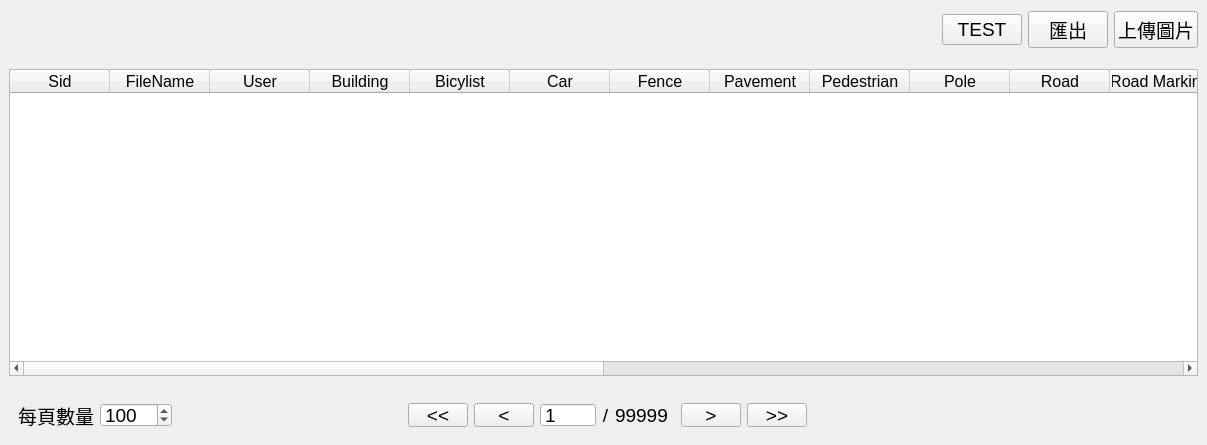
Old version of the form TfriClient/WTableAnalyze.ui in the repository roger0816/Tfri.
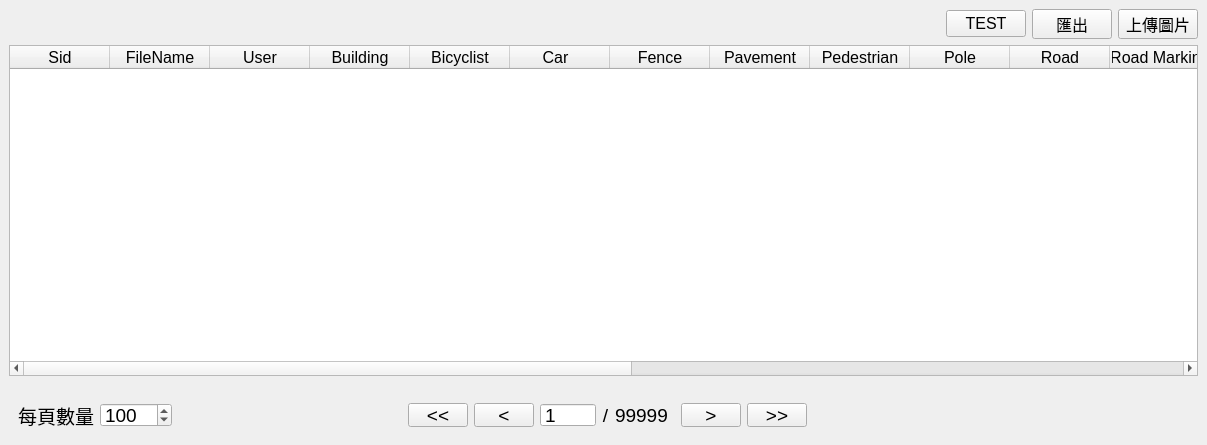
New version of the form.

Diff of the .ui file:
```diff
--- a/TfriClient/WTableAnalyze.ui
+++ b/TfriClient/WTableAnalyze.ui
@@ -35,58 +35,6 @@
     <number>0</number>
    </property>
    <item row="0" column="0">
-    <widget class="QWidget" name="widget_2" native="true">
-     <property name="minimumSize">
-      <size>
-       <width>0</width>
-       <height>60</height>
-      </size>
-     </property>
-     <property name="maximumSize">
-      <size>
-       <width>16777215</width>
-       <height>60</height>
-      </size>
-     </property>
-     <layout class="QGridLayout" name="gridLayout_3">
-      <item row="0" column="0">
-       <spacer name="horizontalSpacer">
-        <property name="orientation">
-         <enum>Qt::Horizontal</enum>
-        </property>
-        <property name="sizeHint" stdset="0">
-         <size>
-          <width>382</width>
-          <height>20</height>
-         </size>
-        </property>
-       </spacer>
-      </item>
-      <item row="0" column="3">
-       <widget class="QPushButton" name="btnUpload">
-        <property name="text">
-         <string>上傳圖片</string>
-        </property>
-       </widget>
-      </item>
-      <item row="0" column="2">
-       <widget class="QPushButton" name="btnOutput">
-        <property name="text">
-         <string>匯出</string>
-        </property>
-       </widget>
-      </item>
-      <item row="0" column="1">
-       <widget class="QPushButton" name="btnTest">
-        <property name="text">
-         <string>TEST</string>
-        </property>
-       </widget>
-      </item>
-     </layout>
-    </widget>
-   </item>
-   <item row="1" column="0">
     <widget class="QWidget" name="widget" native="true">
      <property name="font">
       <font>
@@ -94,11 +42,29 @@
       </font>
      </property>
      <layout class="QGridLayout" name="gridLayout_2">
-      <item row="0" column="0">
+      <item row="1" column="0">
        <widget class="QTableWidget" name="tableWidget">
+        <property name="editTriggers">
+         <set>QAbstractItemView::NoEditTriggers</set>
+        </property>
+        <property name="selectionMode">
+         <enum>QAbstractItemView::SingleSelection</enum>
+        </property>
+        <property name="selectionBehavior">
+         <enum>QAbstractItemView::SelectRows</enum>
+        </property>
+        <attribute name="horizontalHeaderMinimumSectionSize">
+         <number>40</number>
+        </attribute>
+        <attribute name="horizontalHeaderStretchLastSection">
+         <bool>true</bool>
+        </attribute>
         <attribute name="verticalHeaderVisible">
          <bool>false</bool>
         </attribute>
+        <attribute name="verticalHeaderDefaultSectionSize">
+         <number>40</number>
+        </attribute>
         <column>
          <property name="text">
           <string>Sid</string>
@@ -121,12 +87,12 @@
         </column>
         <column>
          <property name="text">
-          <string>Bicylist</string>
+          <string>Bicyclist</string>
          </property>
         </column>
         <column>
          <property name="text">
-          <string>Car</string>
+          <string>Car  </string>
          </property>
         </column>
         <column>
@@ -161,12 +127,12 @@
         </column>
         <column>
          <property name="text">
-          <string>Sky</string>
+          <string>Sky  </string>
          </property>
         </column>
         <column>
          <property name="text">
-          <string>Sign Symbol</string>
+          <string>SignSymbol</string>
          </property>
         </column>
         <column>
@@ -181,17 +147,7 @@
         </column>
         <column>
          <property name="text">
-          <string>Width</string>
-         </property>
-        </column>
-        <column>
-         <property name="text">
-          <string>Height</string>
-         </property>
-        </column>
-        <column>
-         <property name="text">
-          <string>AlgorithrnTime</string>
+          <string>Timer  </string>
          </property>
         </column>
         <column>
@@ -209,6 +165,93 @@
           <string>UpdateTime</string>
          </property>
         </column>
+        <column>
+         <property name="text">
+          <string>Picture</string>
+         </property>
+        </column>
+       </widget>
+      </item>
+      <item row="0" column="0">
+       <widget class="QWidget" name="wColorArea" native="true">
+        <property name="minimumSize">
+         <size>
+          <width>0</width>
+          <height>30</height>
+         </size>
+        </property>
+        <property name="maximumSize">
+         <size>
+          <width>16777215</width>
+          <height>30</height>
+         </size>
+        </property>
+        <layout class="QHBoxLayout" name="horizontalLayout_6">
+         <property name="leftMargin">
+          <number>0</number>
+         </property>
+         <property name="topMargin">
+          <number>0</number>
+         </property>
+         <property name="rightMargin">
+          <number>0</number>
+         </property>
+         <property name="bottomMargin">
+          <number>0</number>
+         </property>
+         <item>
+          <spacer name="horizontalSpacer_4">
+           <property name="orientation">
+            <enum>Qt::Horizontal</enum>
+           </property>
+           <property name="sizeHint" stdset="0">
+            <size>
+             <width>943</width>
+             <height>20</height>
+            </size>
+           </property>
+          </spacer>
+         </item>
+         <item>
+          <widget class="QWidget" name="widget_7" native="true">
+           <layout class="QHBoxLayout" name="horizontalLayout_5">
+            <property name="leftMargin">
+             <number>0</number>
+            </property>
+            <property name="topMargin">
+             <number>0</number>
+            </property>
+            <property name="rightMargin">
+             <number>0</number>
+            </property>
+            <property name="bottomMargin">
+             <number>0</number>
+            </property>
+            <item>
+             <widget class="QPushButton" name="btnTest">
+              <property name="text">
+               <string>TEST</string>
+              </property>
+             </widget>
+            </item>
+            <item>
+             <widget class="QPushButton" name="btnOutput">
+              <property name="text">
+               <string>匯出</string>
+              </property>
+             </widget>
+            </item>
+            <item>
+             <widget class="QPushButton" name="btnUpload">
+              <property name="text">
+               <string>上傳圖片</string>
+              </property>
+             </widget>
+            </item>
+           </layout>
+          </widget>
+         </item>
+        </layout>
        </widget>
       </item>
      </layout>
```
Left out of the diff: 2 changed lines with no effect on the pictures.
